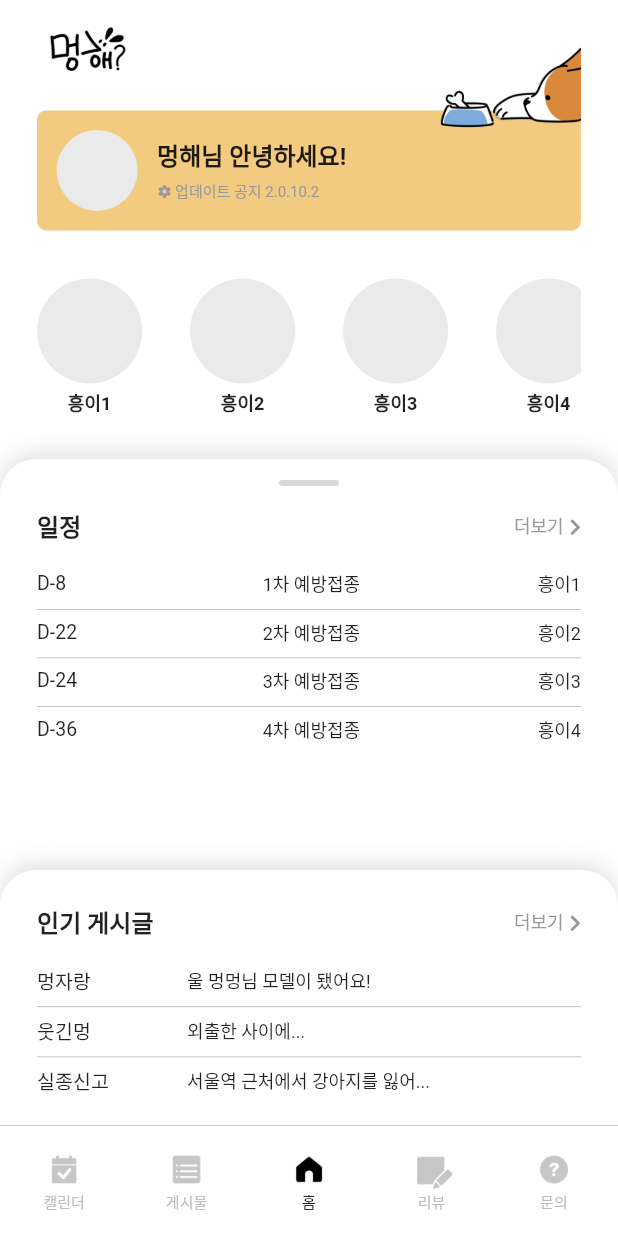
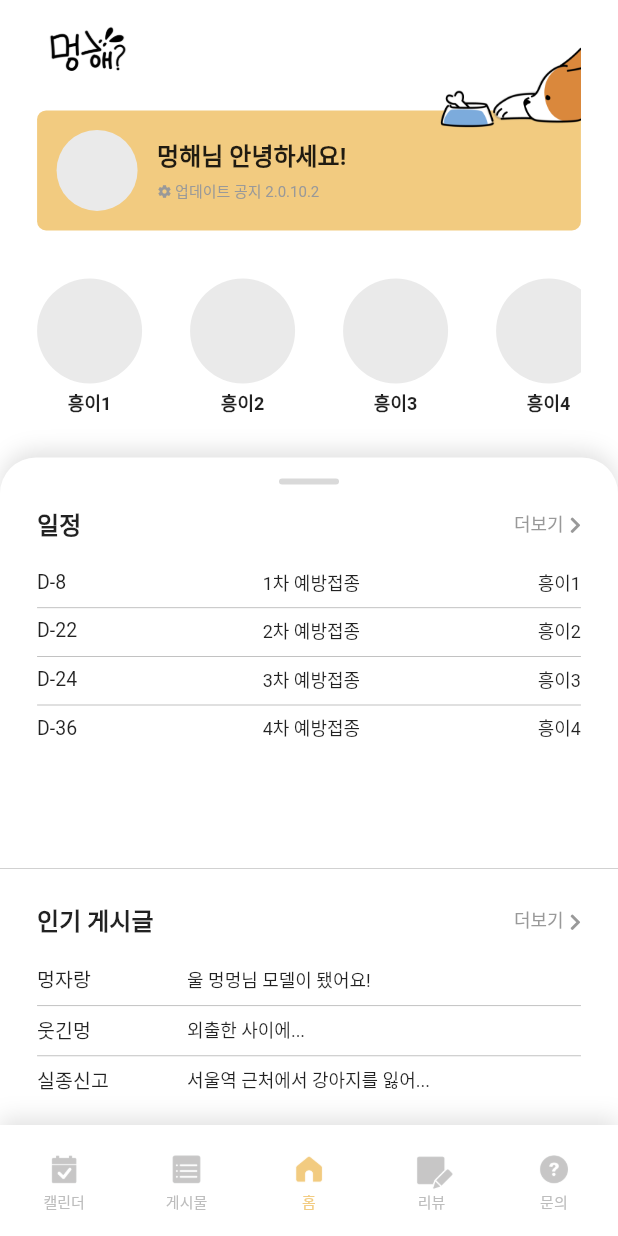
Before and after one commit to potato-club/meonghae_front, a Flutter app: the screen it shows after launch, on a phone screen of 412 x 824 dp. Run offline on Flutter 3.47's test engine with Material 2 defaults, Android fonts, the phone set to English and light mode, and no system bars; our stand-ins replace carousel_slider, font_awesome_flutter, image_picker, video_player; missing offline and left inert: kakao_flutter_sdk_user.

Commit message:
feat. Main_Screen UI #2 - 디자인 수정

```diff
--- a/lib/widgets/main_screen/main_content_widget.dart
+++ b/lib/widgets/main_screen/main_content_widget.dart
@@ -9,7 +9,7 @@ class MainContentWidget extends StatelessWidget {
   @override
   Widget build(BuildContext context) {
     return Container(
-      height: MediaQuery.of(context).size.height - 380,
+      height: MediaQuery.of(context).size.height - 379,
       width: MediaQuery.of(context).size.width,
       decoration: BoxDecoration(
         color: Colors.white,
@@ -23,7 +23,8 @@ class MainContentWidget extends StatelessWidget {
               offset: const Offset(0, -4),
               blurRadius: 12,
               spreadRadius: 0)
-          ]),
+        ],
+      ),
       child: Column(
         mainAxisAlignment: MainAxisAlignment.spaceBetween,
         children: [
@@ -52,19 +53,15 @@ class MainContentWidget extends StatelessWidget {
           ),
           Container(
             width: MediaQuery.of(context).size.width,
-            decoration: BoxDecoration(
+            decoration: const BoxDecoration(
               color: Colors.white,
-                borderRadius: const BorderRadius.only(
-                  topLeft: Radius.circular(24),
-                  topRight: Radius.circular(24),
+              border: Border(
+                top: BorderSide(
+                  color: Color(0xFF999999),
+                  width: 0.3,
                 ),
-                boxShadow: [
-                  BoxShadow(
-                      color: CustomColor.black1.withOpacity(0.12),
-                      offset: const Offset(0, -4),
-                      blurRadius: 12,
-                      spreadRadius: 0)
-                ]),
+              ),
+            ),
             child: Padding(
               padding: EdgeInsets.symmetric(
                 horizontal: MediaQuery.of(context).size.width * 0.06,
--- a/lib/widgets/under_bar/under_bar_icon_button.dart
+++ b/lib/widgets/under_bar/under_bar_icon_button.dart
@@ -1,4 +1,5 @@
 import 'package:flutter/material.dart';
+import 'package:meonghae_front/themes/customColor.dart';
 
 class UnderBarIconButtonWidget extends StatelessWidget {
   final bool isSelected;
@@ -22,7 +23,7 @@ class UnderBarIconButtonWidget extends StatelessWidget {
               opacity: isSelected ? 1 : 0.4,
               child: Image(
                   image: AssetImage(
-                      'assets/images/icon/${iconName}_${isSelected ? 'black' : 'gray'}.png')),
+                      'assets/images/icon/${iconName}_${isSelected ? 'brown' : 'gray'}.png')),
             ),
             Transform.translate(
               offset: const Offset(0, -4),
@@ -30,7 +31,8 @@ class UnderBarIconButtonWidget extends StatelessWidget {
                 label,
                 style: TextStyle(
                   fontSize: 10,
-                  color: isSelected ? Colors.black : const Color(0xFFBDBDBD),
+                  color:
+                      isSelected ? CustomColor.brown1 : CustomColor.lightGray2,
                 ),
               ),
             )
--- a/lib/widgets/under_bar/under_bar_widget.dart
+++ b/lib/widgets/under_bar/under_bar_widget.dart
@@ -1,4 +1,5 @@
 import 'package:flutter/material.dart';
+import 'package:meonghae_front/themes/customColor.dart';
 import 'package:meonghae_front/widgets/under_bar/under_bar_icon_button.dart';
 
 class UnderBarWidget extends StatelessWidget {
@@ -7,14 +8,15 @@ class UnderBarWidget extends StatelessWidget {
   @override
   Widget build(BuildContext context) {
     return Container(
-        decoration: const BoxDecoration(
+        decoration: BoxDecoration(
           color: Colors.white,
-          border: Border(
-            top: BorderSide(
-              color: Color(0xFF999999),
-              width: 0.3,
-            ),
-          ),
+          boxShadow: [
+            BoxShadow(
+                color: CustomColor.black1.withOpacity(0.12),
+                offset: const Offset(0, -4),
+                blurRadius: 12,
+                spreadRadius: 0)
+          ],
         ),
         width: MediaQuery.of(context).size.width,
         height: 74,
```
Lines whose indentation alone changed are shown as unchanged.
